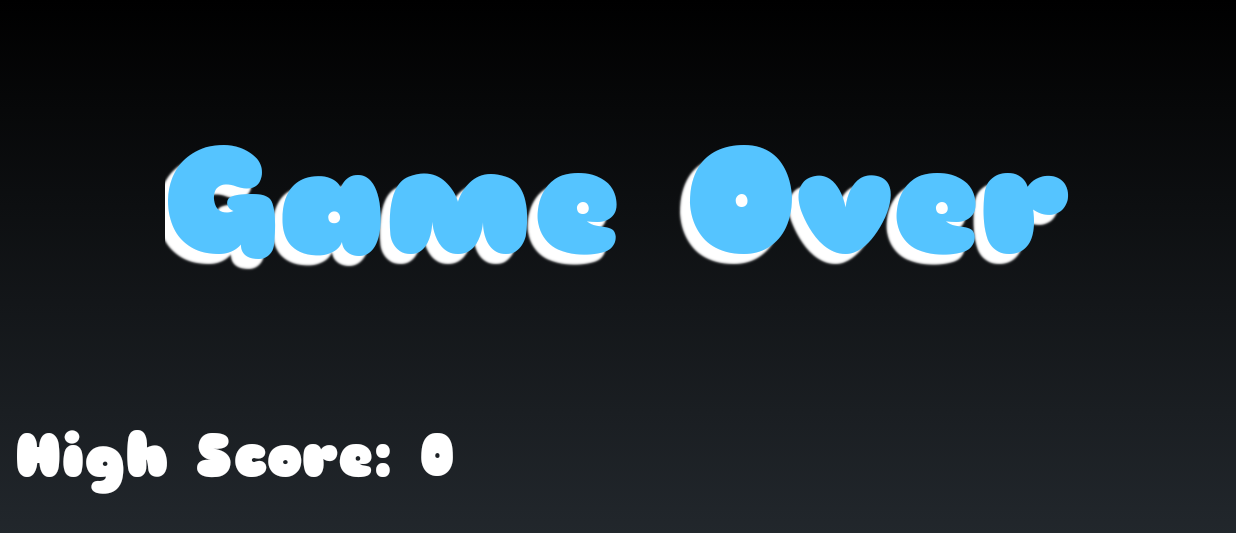
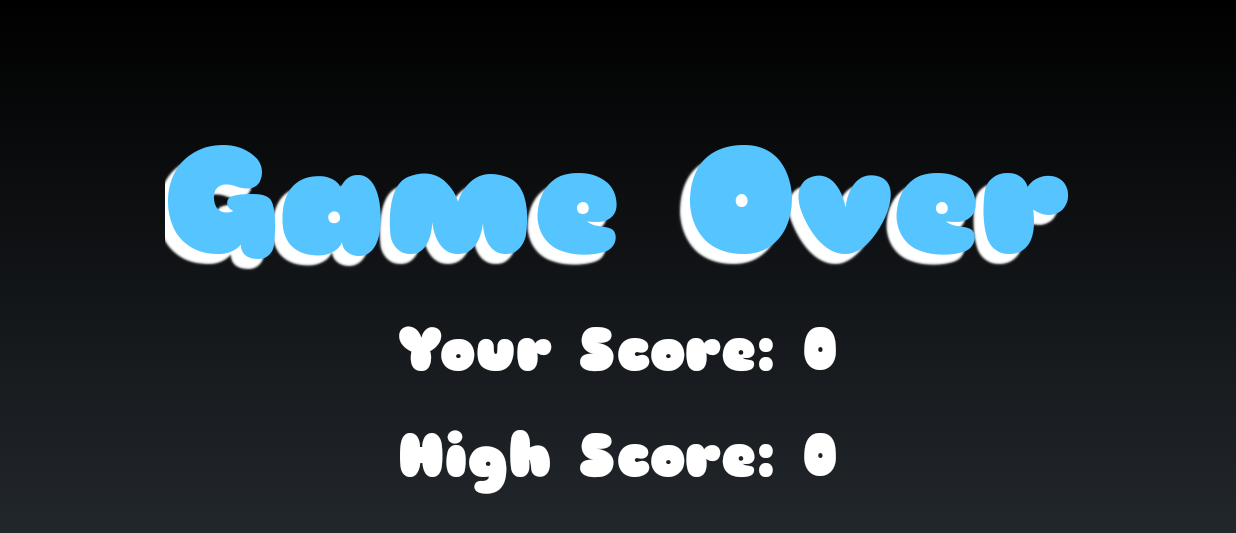
Before and after one commit to scidomino/pippop, an Android app: the GameOverActivity screen opened directly, with no data from a screen before it, on a phone screen of 824 x 412 dp (held sideways). Shown: the top 533 px of the screen. Run offline under Robolectric (Android 15) with nearby library versions, the phone set to English and light mode, and no system bars.

Commit message:
New GameOver Screen.

```diff
--- a/app/src/main/AndroidManifest.xml
+++ b/app/src/main/AndroidManifest.xml
@@ -1,7 +1,7 @@
 <?xml version="1.0" encoding="utf-8"?>
 <manifest xmlns:android="http://schemas.android.com/apk/res/android"
   package="com.pippop"
-  android:versionCode="3"
+  android:versionCode="4"
   android:versionName="1.0">
 
   <uses-feature
--- a/app/src/main/java/com/pippop/GameOverActivity.java
+++ b/app/src/main/java/com/pippop/GameOverActivity.java
@@ -23,7 +23,7 @@ public class GameOverActivity extends Activity {
     long highScore = scorePrefs.getLong(HIGH_SCORE, 0);
     long current = scorePrefs.getLong(CURRENT_SCORE, 0);
 
-    TextView showCurrent = findViewById(R.id.showCurrent);
+    TextView showCurrent = findViewById(R.id.score);
     showCurrent.setText(getBaseContext().getString(R.string.your_score, current));
 
     TextView showHigh = findViewById(R.id.highScore);
--- a/app/src/main/res/layout/activity_game_over.xml
+++ b/app/src/main/res/layout/activity_game_over.xml
@@ -19,10 +19,9 @@
     android:textColor="@color/turquoise"
     android:textSize="100sp"/>
 
-
   <android.support.v7.widget.AppCompatTextView
     android:id="@+id/score"
-    android:layout_width="match_parent"
+    android:layout_width="wrap_content"
     android:layout_height="wrap_content"
     android:layout_margin="10sp"
     android:textColor="@color/white"
@@ -30,7 +29,7 @@
 
   <android.support.v7.widget.AppCompatTextView
     android:id="@+id/highScore"
-    android:layout_width="match_parent"
+    android:layout_width="wrap_content"
     android:layout_height="wrap_content"
     android:layout_margin="10sp"
     android:textColor="@color/white"
```
Also changed, not shown: 1 other file.
